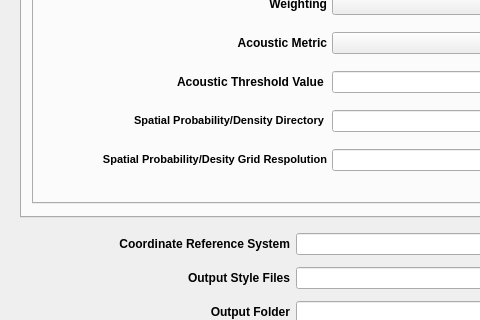
sandialabs/seat-qgis-plugin, file seat/stressor_receptor_calc_dialog_base.ui: the form before one commit; both pictures show x 0 to 480 and y 163 to 483 of the 800 by 591 pixel window.
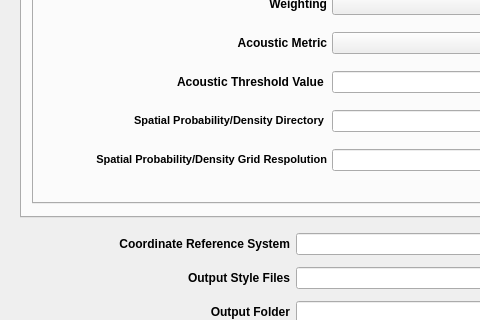
The form after the commit. The open tabs and pages were chosen to show the change. Icons and pictures are not drawn.

Diff of the .ui file:
```diff
--- a/seat/stressor_receptor_calc_dialog_base.ui
+++ b/seat/stressor_receptor_calc_dialog_base.ui
@@ -1099,7 +1099,7 @@
            <string>&lt;html&gt;&lt;head/&gt;&lt;body&gt;&lt;p&gt;&lt;span style=&quot; font-weight:400;&quot;&gt;Select acoustic threshold file&lt;/span&gt;&lt;/p&gt;&lt;/body&gt;&lt;/html&gt;</string>
           </property>
           <property name="text">
-           <string>&lt;html&gt;&lt;head/&gt;&lt;body&gt;&lt;p align=&quot;right&quot;&gt;&lt;span style=&quot; font-size:8pt;&quot;&gt;Spatial Probability/Desity Grid Respolution&lt;/span&gt;&lt;/p&gt;&lt;/body&gt;&lt;/html&gt;</string>
+           <string>&lt;html&gt;&lt;head/&gt;&lt;body&gt;&lt;p align=&quot;right&quot;&gt;&lt;span style=&quot; font-size:8pt;&quot;&gt;Spatial Probability/Density Grid Respolution&lt;/span&gt;&lt;/p&gt;&lt;/body&gt;&lt;/html&gt;</string>
           </property>
           <property name="wordWrap">
            <bool>true</bool>
```
Left out of the diff: 4 changed lines with no effect on the pictures.
